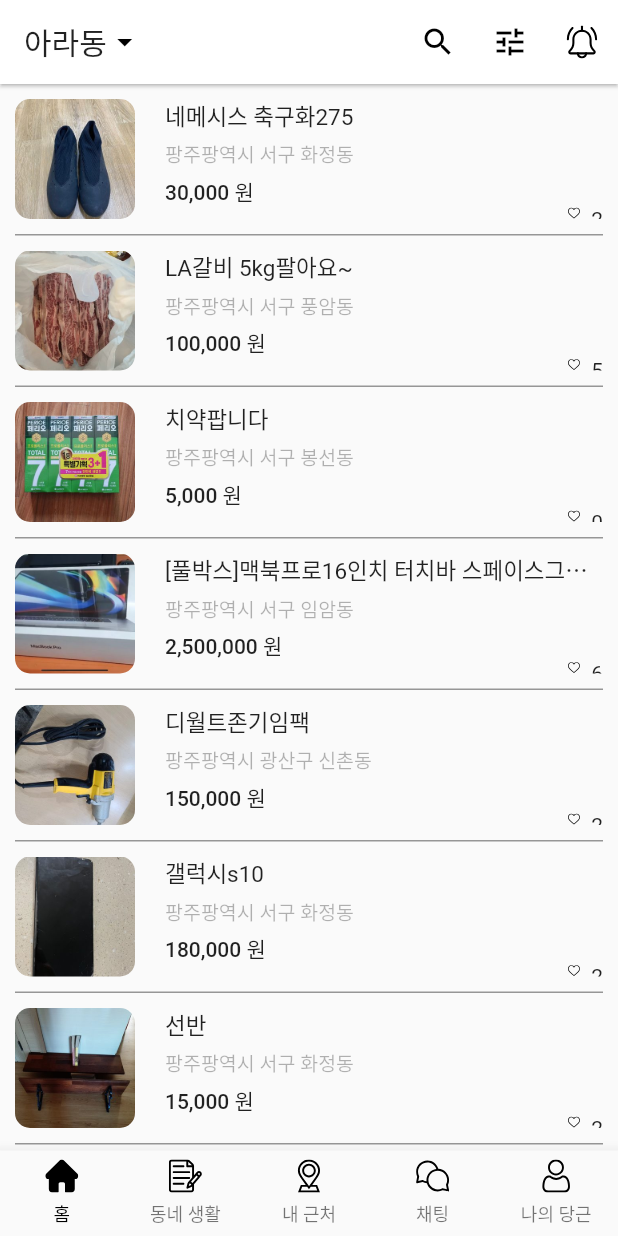
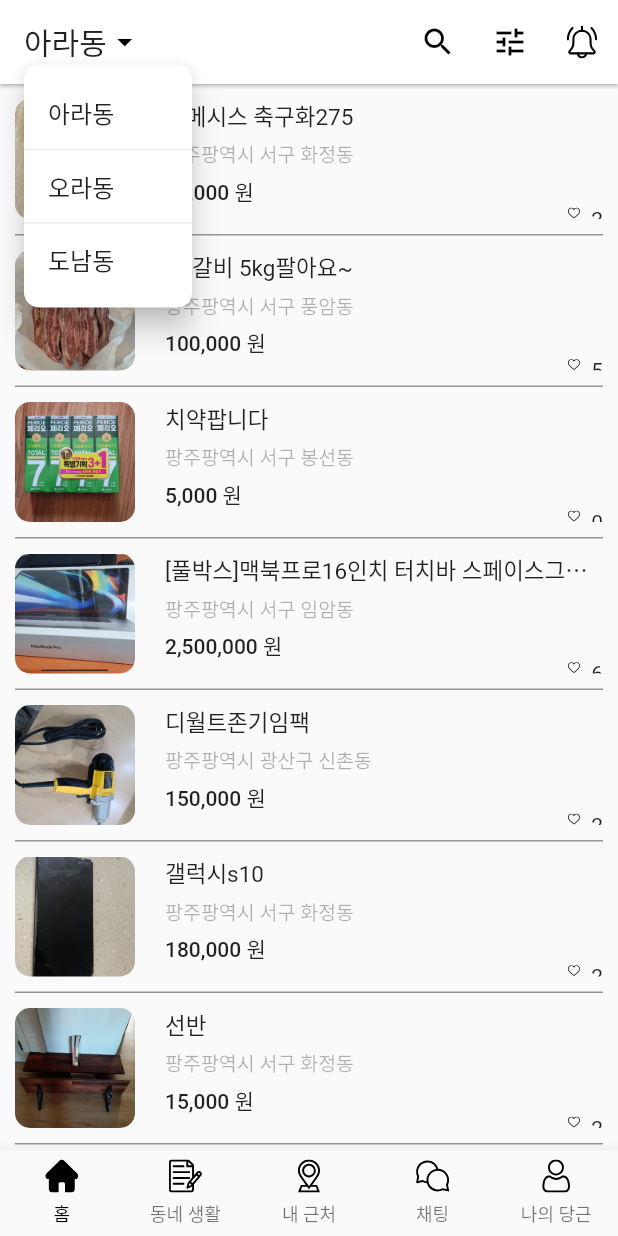
Before and after one commit to Ohgyuchan/shopping_clone, a Flutter app: the screen it shows after launch, after a tap on "아라동", on a phone screen of 412 x 824 dp. Run offline on Flutter 3.47's test engine with Material 2 defaults, Android fonts, the phone set to English and light mode, and no system bars; our stand-ins replace flutter_svg.

Commit message:
Add pop_up_menu

```diff
--- a/lib/page/home.dart
+++ b/lib/page/home.dart
@@ -15,6 +15,7 @@
   @override
   void initState() {
     super.initState();
+
     data = [
       {
         "image": "assets/images/ara-1.jpg",
@@ -98,6 +99,33 @@
         onLongPress: () {
           print('long pressed');
         },
+        child: PopupMenuButton<String>(
+          offset: Offset(0, 30),
+          shape: ShapeBorder.lerp(
+              RoundedRectangleBorder(borderRadius: BorderRadius.circular(10.0)),
+              RoundedRectangleBorder(borderRadius: BorderRadius.circular(10.0)),
+              1),
+          onSelected: (String where) {
+            print(where);
+          },
+          itemBuilder: (BuildContext context) {
+            return [
+              PopupMenuItem(
+                value: "ara",
+                child: Text('아라동'),
+              ),
+              PopupMenuDivider(height: 1.0,),
+              PopupMenuItem(
+                value: "ora",
+                child: Text('오라동'),
+              ),
+              PopupMenuDivider(height: 1.0,),
+              PopupMenuItem(
+                value: "donam",
+                child: Text('도남동'),
+              ),
+            ];
+          },
           child: Row(
             children: [
               Text(
@@ -105,6 +133,7 @@
               ),
               Icon(Icons.arrow_drop_down)
             ],
+          ),
         ),
       ),
       elevation: 1,
```
Also changed, not shown: lib/repository/contents_repository.dart (added). Lines whose indentation alone changed are shown as unchanged.
